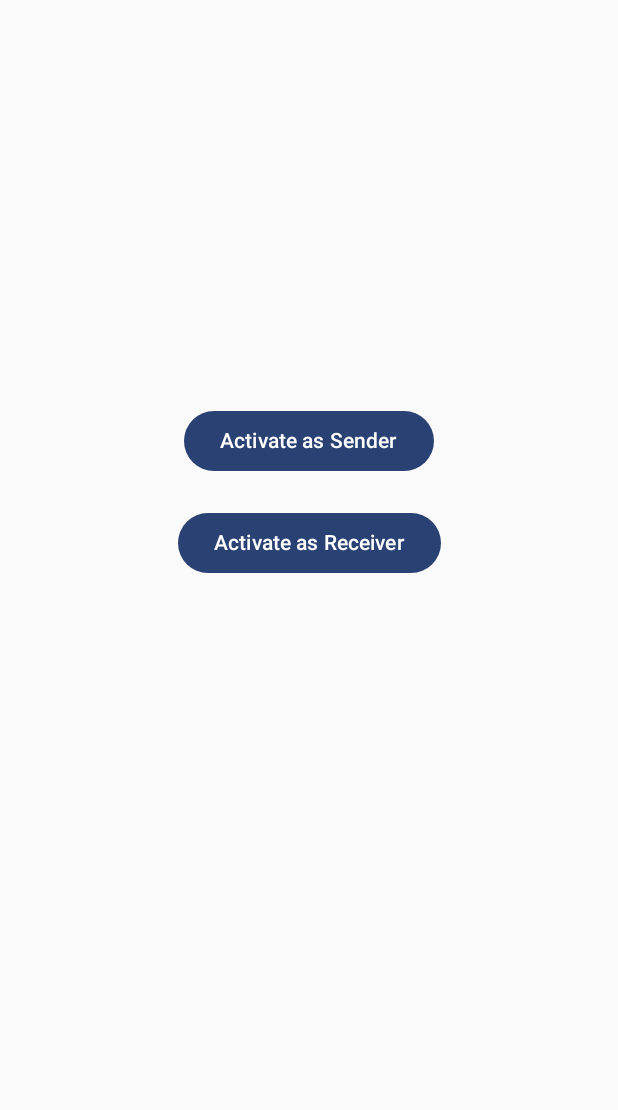
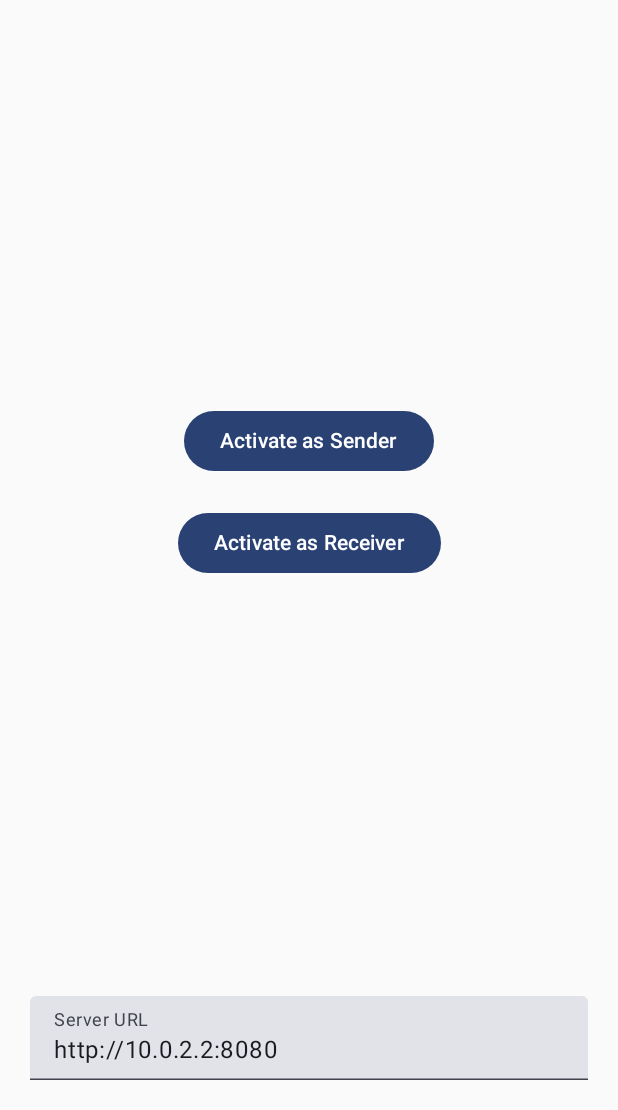
Before and after one commit to jimcaputo/dolomessenger, an Android app built with Jetpack Compose: the screen it shows after launch (MainActivity), on a phone screen of 412 x 824 dp, the part 126-1236 px from its top. Run offline under Robolectric (Android 15) with nearby library versions, the phone set to English and light mode, and no system bars; our stand-ins replace Volley.

Commit message:
Add Server URL edit-ability and storage in Shared Prefs

```diff
--- a/app/src/main/AndroidManifest.xml
+++ b/app/src/main/AndroidManifest.xml
@@ -14,6 +14,7 @@
         android:roundIcon="@mipmap/ic_launcher_round"
         android:supportsRtl="true"
         android:theme="@style/Theme.DoLoMessenger"
+        android:keepScreenOn="true"
         android:usesCleartextTraffic="${usesCleartextTraffic}"
         tools:targetApi="31">
         <activity
--- a/app/src/main/java/com/example/dolomessenger/ActivationScreen.kt
+++ b/app/src/main/java/com/example/dolomessenger/ActivationScreen.kt
@@ -4,12 +4,15 @@ import androidx.compose.foundation.layout.Arrangement
 import androidx.compose.foundation.layout.Column
 import androidx.compose.foundation.layout.Row
 import androidx.compose.foundation.layout.fillMaxSize
+import androidx.compose.foundation.layout.fillMaxWidth
 import androidx.compose.foundation.layout.padding
 import androidx.compose.material3.Button
 import androidx.compose.material3.Text
+import androidx.compose.material3.TextField
 import androidx.compose.runtime.Composable
 import androidx.compose.ui.Alignment
 import androidx.compose.ui.Modifier
+import androidx.compose.ui.tooling.preview.Preview
 import androidx.compose.ui.unit.dp
 
 @Composable
@@ -46,4 +49,25 @@ fun ActivationScreen(
             Text(text = "Activate as Receiver")
         }
     }
+    Column(
+        modifier = Modifier
+            .fillMaxSize()
+            .padding(20.dp),
+        verticalArrangement = Arrangement.Bottom
+    ) {
+        TextField(
+            value = DoLoServerAPI.server,
+            onValueChange = { DoLoServerAPI.updateServer(it) },
+            label = { Text("Server URL") },
+            singleLine = true,
+            modifier = Modifier.fillMaxWidth()
+        )
+    }
 }
+
+
+@Preview(showBackground = true)
+@Composable
+fun ActivationScreenPreview() {
+    ActivationScreen {  }
+}
--- a/app/src/main/java/com/example/dolomessenger/DoLoServerAPI.kt
+++ b/app/src/main/java/com/example/dolomessenger/DoLoServerAPI.kt
@@ -1,6 +1,7 @@
 package com.example.dolomessenger
 
 import android.content.Context
+import android.content.SharedPreferences
 import android.os.Build
 import androidx.core.content.edit
 import com.android.volley.RequestQueue
@@ -13,9 +14,10 @@ import org.json.JSONObject
 
 object DoLoServerAPI {
     private lateinit var requestQueue: RequestQueue
+    private lateinit var sharedPref: SharedPreferences
 
-    // private const val SERVER = "https://doloserver-569184823432.us-east1.run.app"
-    private const val SERVER = "http://10.0.2.2:8080"
+    // var server = "https://doloserver-569184823432.us-east1.run.app"
+    var server = "http://10.0.2.2:8080"
 
     private var uuid = ""
     private var device = ""
@@ -23,7 +25,9 @@ object DoLoServerAPI {
     fun create(context: Context) {
         requestQueue = Volley.newRequestQueue(context)
 
-        val sharedPref = context.getSharedPreferences("DoLo Messenger", Context.MODE_PRIVATE)
+        sharedPref = context.getSharedPreferences("DoLo Messenger", Context.MODE_PRIVATE)
+
+        server = sharedPref.getString("Server", server) ?: server
 
         uuid = sharedPref.getString("UUID", "") ?: ""
         if (uuid == "") {
@@ -33,7 +37,6 @@ object DoLoServerAPI {
                 apply()
             }
         }
-
         device = sharedPref.getString("Device", "") ?: ""
         if (device == "") {
             device = Build.MODEL
@@ -41,6 +44,14 @@ object DoLoServerAPI {
                 putString("Device", device)
                 apply()
             }
+        }
+    }
+
+    fun updateServer(server: String) {
+        this.server = server
+        sharedPref.edit {
+            putString("Server", server)
+            apply()
         }
     }
 
@@ -55,7 +66,7 @@ object DoLoServerAPI {
             e.printStackTrace()
         }
 
-        val url = "$SERVER/updatetoken"
+        val url = "$server/updatetoken"
         val request = JsonObjectRequest(
             Request.Method.POST,
             url,
@@ -82,7 +93,7 @@ object DoLoServerAPI {
             e.printStackTrace()
         }
 
-        val url = "$SERVER/broadcast"
+        val url = "$server/broadcast"
         val request = JsonObjectRequest(
             Request.Method.POST,
             url,
--- a/app/src/main/java/com/example/dolomessenger/SenderScreen.kt
+++ b/app/src/main/java/com/example/dolomessenger/SenderScreen.kt
@@ -114,7 +114,6 @@ fun HelpPhraseContent(svm: SenderViewModel) {
             singleLine = true,
             modifier = Modifier.fillMaxWidth()
         )
-
     }
     Row(
         modifier = Modifier
@@ -171,7 +170,6 @@ fun ErrorContent(svm: SenderViewModel) {
 }
 
 
-
 @Preview(showBackground = true)
 @Composable
 fun SenderScreenPreview() {
```
